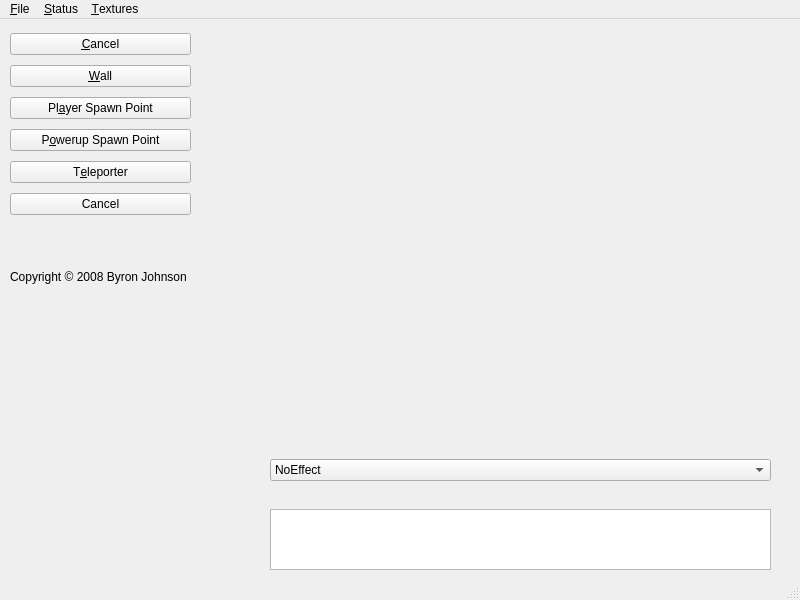
bairyn/tankbobs, file tankbobs-editor/tankbobs-editor.ui: the form before one commit.
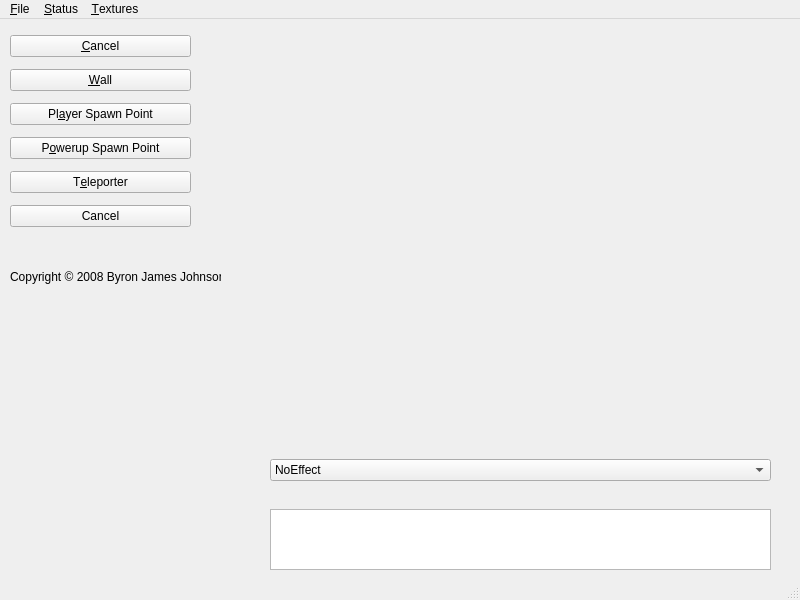
The form after the commit. Icons and pictures are not drawn. Custom widgets are drawn as their Qt base class.

Diff of the .ui file:
```diff
--- a/tankbobs-editor/tankbobs-editor.ui
+++ b/tankbobs-editor/tankbobs-editor.ui
@@ -25,7 +25,7 @@
       <x>10</x>
       <y>10</y>
       <width>181</width>
-      <height>191</height>
+      <height>209</height>
      </rect>
     </property>
     <layout class="QVBoxLayout" name="verticalLayout" >
@@ -169,7 +169,7 @@
      <rect>
       <x>10</x>
       <y>250</y>
-      <width>191</width>
+      <width>211</width>
       <height>16</height>
      </rect>
     </property>
@@ -177,7 +177,7 @@
      <bool>true</bool>
     </property>
     <property name="text" >
-     <string>Copyright © 2008 Byron Johnson</string>
+     <string>Copyright © 2008 Byron James Johnson</string>
     </property>
    </widget>
    <widget class="QComboBox" name="texture" >
```
Left out of the diff: 8 changed lines with no effect on the pictures.
